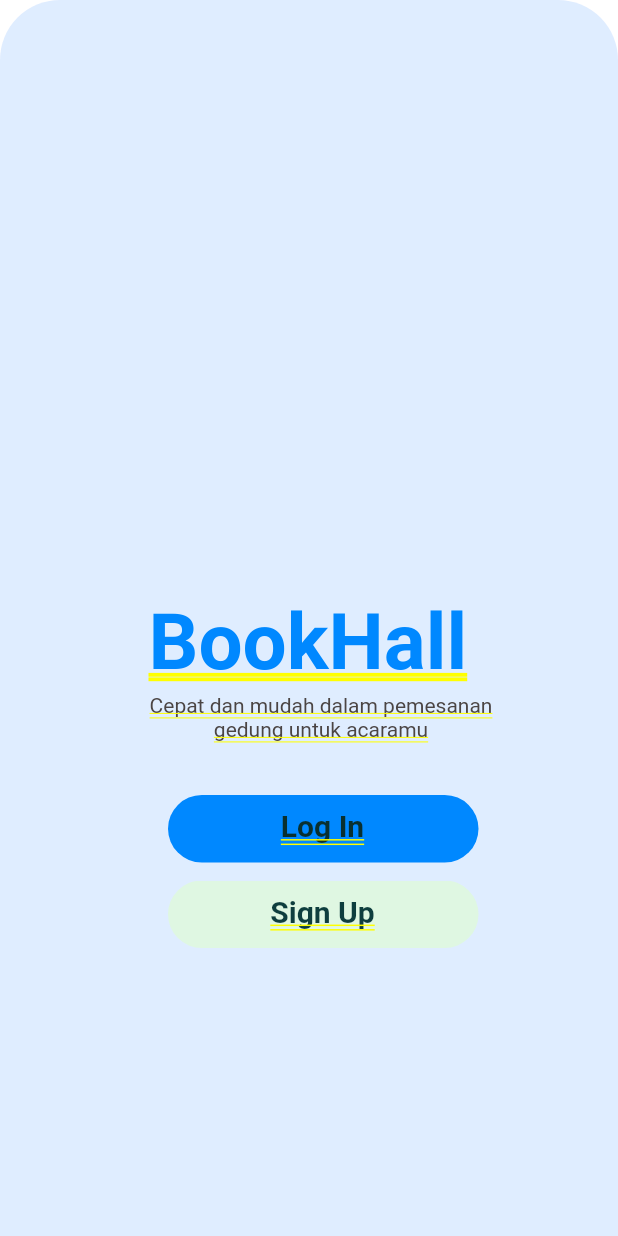
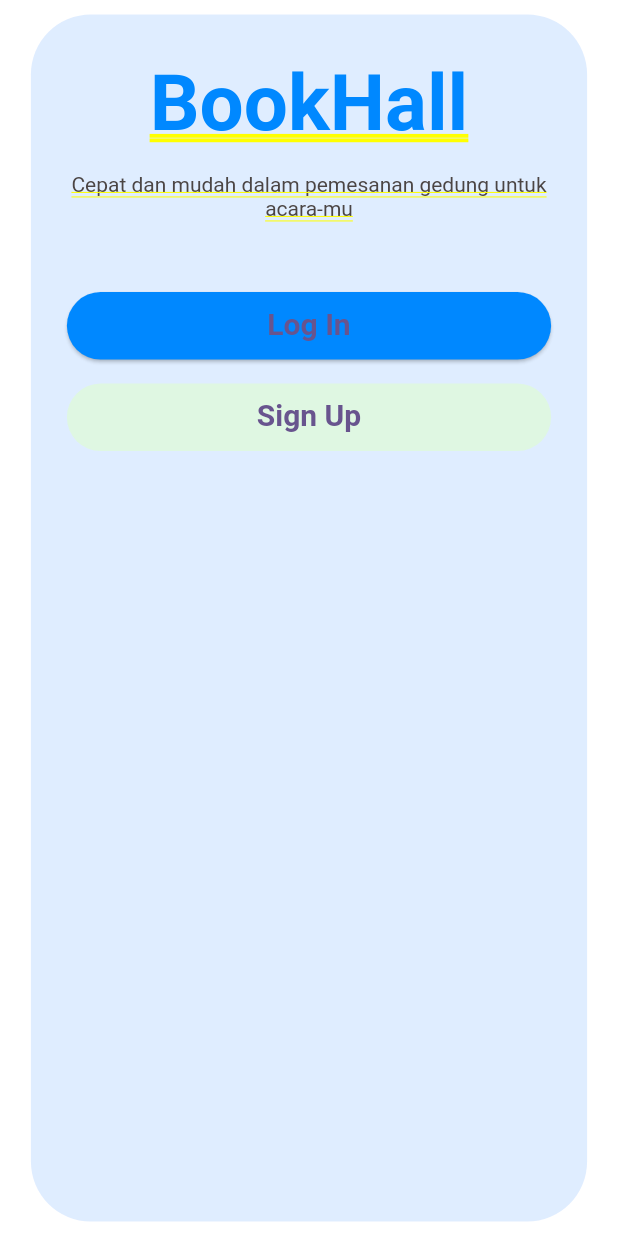
Before and after one commit to hendradra1234/BOOKHALL, a Flutter app: the screen it shows after launch, on a phone screen of 412 x 824 dp. Run offline on Flutter 3.47's test engine with Material 3 defaults, Android fonts, the light colour scheme and no system bars; Roboto replaces fonts that are missing (League Spartan, Poppins).

Commit message:
fix: fix launchPages layout issues

```diff
--- a/lib/pages/LauchPages.dart
+++ b/lib/pages/LauchPages.dart
@@ -1,148 +1,109 @@
 import 'package:flutter/material.dart';
 
 class LaunchPages extends StatelessWidget {
+  const LaunchPages({super.key});
+
   @override
   Widget build(BuildContext context) {
-    return Column(
-      children: [
-        Container(
-          width: 430,
-          height: 932,
-          clipBehavior: Clip.antiAlias,
+    final screenWidth = MediaQuery.of(context).size.width;
+
+    final cardWidth = screenWidth < 500 ? screenWidth * 0.9 : 430.0;
+
+    return Center(
+      child: Container(
+        width: cardWidth,
+        height: cardWidth * 2.17, // 932 / 430 ≈ 2.17
         decoration: ShapeDecoration(
           color: const Color(0xC4D6E7FF),
           shape: RoundedRectangleBorder(
             borderRadius: BorderRadius.circular(40),
           ),
         ),
-          child: Stack(
+        child: Padding(
+          padding: const EdgeInsets.symmetric(horizontal: 24, vertical: 32),
+          child: Column(
+            mainAxisSize: MainAxisSize.min,
             children: [
-              Positioned(
-                left: 99,
-                top: 401,
-                child: Text(
+              // Title
+              Text(
                 'BookHall',
                 textAlign: TextAlign.center,
-                  style: TextStyle(
-                    color: const Color(
-                      0xFF0088FF,
-                    ) /* Miscellaneous-Tab-Bar-Selection-√ */,
+                style: const TextStyle(
+                  color: Color(0xFF0088FF),
                   fontSize: 52.14,
                   fontFamily: 'Poppins',
                   fontWeight: FontWeight.w600,
                   height: 1.10,
                 ),
               ),
-              ),
-              Positioned(
-                left: 96,
-                top: 462,
-                child: SizedBox(
-                  width: 236,
-                  child: Text(
-                    'Cepat dan mudah dalam pemesanan gedung untuk acaramu',
+              const SizedBox(height: 16),
+
+              // Subtitle – wrapped so it never overflows
+              Text(
+                'Cepat dan mudah dalam pemesanan gedung untuk acara‑mu',
                 textAlign: TextAlign.center,
-                    style: TextStyle(
-                      color: const Color(0xFF4B4544),
+                style: const TextStyle(
+                  color: Color(0xFF4B4544),
                   fontSize: 14,
                   fontFamily: 'League Spartan',
                   fontWeight: FontWeight.w400,
                 ),
               ),
-                ),
-              ),
-              Positioned(
-                left: 112,
-                top: 530,
-                child: Container(
-                  width: 207,
+              const SizedBox(height: 48),
+
+              // “Log In” button – full‑width, rounded, solid
+              SizedBox(
+                width: double.infinity,
                 height: 45,
-                  child: Stack(
-                    children: [
-                      Positioned(
-                        left: 0,
-                        top: 0,
-                        child: Container(
-                          width: 207,
-                          height: 45,
-                          decoration: ShapeDecoration(
-                            color: const Color(0xFF0088FF),
+                child: ElevatedButton(
+                  style: ElevatedButton.styleFrom(
+                    backgroundColor: const Color(0xFF0088FF),
                     shape: RoundedRectangleBorder(
                       borderRadius: BorderRadius.circular(30),
                     ),
-                          ),
-                        ),
-                      ),
-                      Positioned(
-                        left: -7,
-                        top: 11,
-                        child: SizedBox(
-                          width: 220,
-                          child: Text(
-                            'Log In',
-                            textAlign: TextAlign.center,
-                            style: TextStyle(
-                              color: const Color(0xFF093030),
-                              fontSize: 20,
+                    textStyle: const TextStyle(
                       fontFamily: 'Poppins',
                       fontWeight: FontWeight.w600,
+                      fontSize: 20,
                       height: 1.10,
                     ),
                   ),
+                  onPressed: () {
+                    // TODO: Navigate to login screen
+                  },
+                  child: const Text('Log In'),
+                ),
+              ),
+              const SizedBox(height: 16),
+
+              // “Sign Up” button – subtle background, outline
+              SizedBox(
+                width: double.infinity,
+                height: 45,
+                child: OutlinedButton(
+                  style: OutlinedButton.styleFrom(
+                    backgroundColor: const Color(0xFFDFF7E2),
+                    side: const BorderSide(color: Colors.transparent),
+                    shape: RoundedRectangleBorder(
+                      borderRadius: BorderRadius.circular(30),
+                    ),
+                    textStyle: const TextStyle(
+                      fontFamily: 'Poppins',
+                      fontWeight: FontWeight.w600,
+                      fontSize: 20,
+                      height: 1.10,
+                    ),
+                  ),
+                  onPressed: () {
+                    // TODO: Navigate to sign‑up screen
+                  },
+                  child: const Text('Sign Up'),
                 ),
               ),
             ],
           ),
         ),
       ),
-              Positioned(
-                left: 112,
-                top: 587,
-                child: Container(
-                  width: 207,
-                  height: 45,
-                  child: Stack(
-                    children: [
-                      Positioned(
-                        left: 0,
-                        top: 0,
-                        child: Container(
-                          width: 207,
-                          height: 45,
-                          decoration: ShapeDecoration(
-                            color: const Color(0xFFDFF7E2),
-                            shape: RoundedRectangleBorder(
-                              borderRadius: BorderRadius.circular(30),
-                            ),
-                          ),
-                        ),
-                      ),
-                      Positioned(
-                        left: -1,
-                        top: 11,
-                        child: SizedBox(
-                          width: 208,
-                          child: Text(
-                            'Sign Up',
-                            textAlign: TextAlign.center,
-                            style: TextStyle(
-                              color: const Color(0xFF0E3E3E),
-                              fontSize: 20,
-                              fontFamily: 'Poppins',
-                              fontWeight: FontWeight.w600,
-                              height: 1.10,
-                            ),
-                          ),
-                        ),
-                      ),
-                    ],
-                  ),
-                ),
-              ),
-            ],
-          ),
-        ),
-      ],
     );
   }
 }
```
Lines whose indentation alone changed are shown as unchanged.
